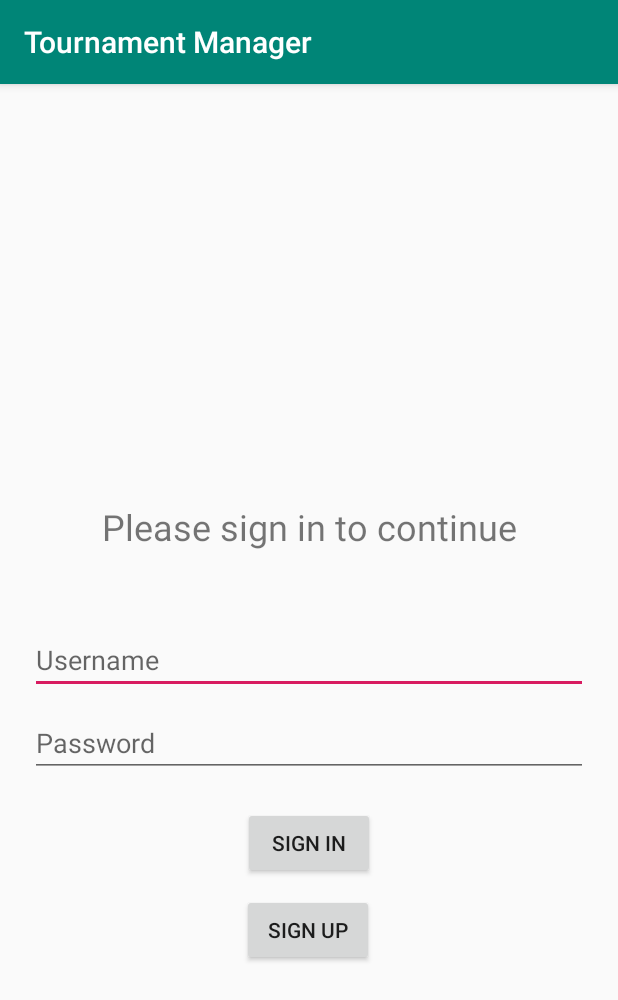
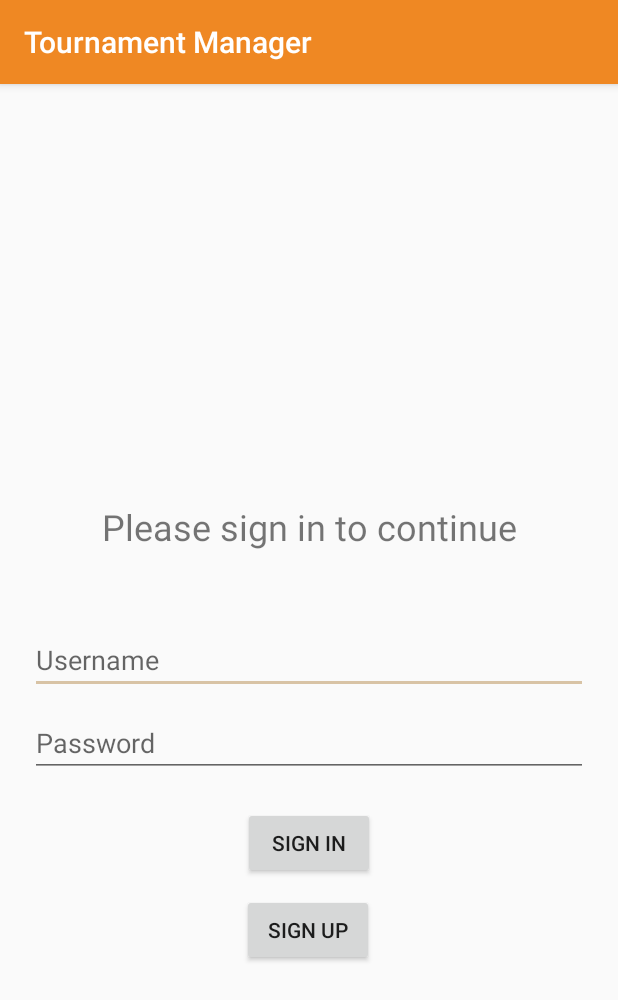
Before and after one commit to jonthorsteins/TM_app, an Android app: the screen it shows after launch (MainActivity), on a phone screen of 412 x 824 dp. Shown: the top 1000 px of the screen. Run offline under Robolectric (Android 15) with nearby library versions, the phone set to English and light mode, and no system bars.

Commit message:
Update-a color scheme

```diff
--- a/app/src/main/res/values/colors.xml
+++ b/app/src/main/res/values/colors.xml
@@ -1,6 +1,6 @@
 <?xml version="1.0" encoding="utf-8"?>
 <resources>
-    <color name="colorPrimary">#008577</color>
-    <color name="colorPrimaryDark">#00574B</color>
-    <color name="colorAccent">#D81B60</color>
+    <color name="colorPrimary">#EF8823</color>
+    <color name="colorPrimaryDark">#E16F34</color>
+    <color name="colorAccent">#D8C3A5</color>
 </resources>
--- a/app/src/main/res/values/styles.xml
+++ b/app/src/main/res/values/styles.xml
@@ -7,5 +7,10 @@
         <item name="colorPrimaryDark">@color/colorPrimaryDark</item>
         <item name="colorAccent">@color/colorAccent</item>
     </style>
+    <style name="Divider">
+        <item name="android:layout_width">match_parent</item>
+        <item name="android:layout_height">1dp</item>
+        <item name="android:background">?android:attr/listDivider</item>
+    </style>
 
 </resources>
```
